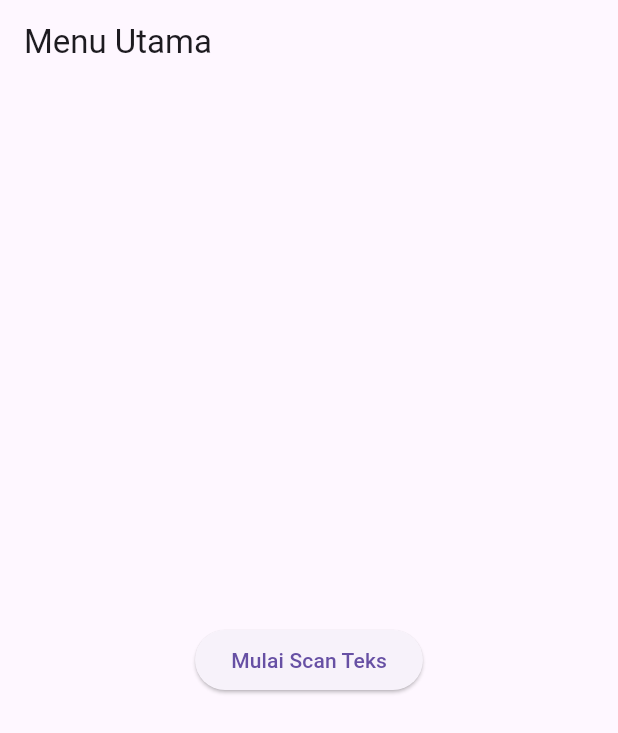
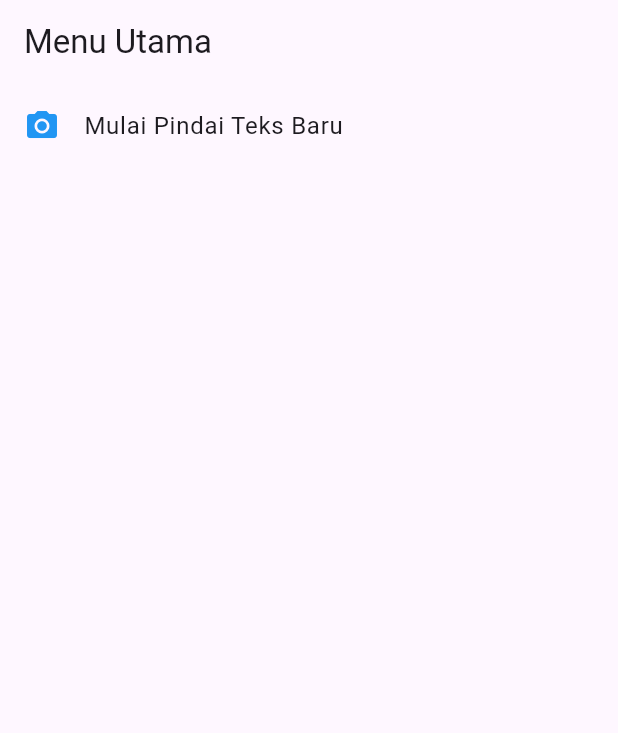
Before and after one commit to hapsariputri14/pemograman-mobile, a Flutter app: the screen it shows after launch, on a phone screen of 412 x 824 dp. Shown: the top 733 px of the screen. Run offline on Flutter 3.47's test engine with Material 3 defaults, Android fonts, the light colour scheme and no system bars; our stand-ins replace auto_size_text, camera, go_router; missing offline and left inert: google_mlkit_text_recognition.

Commit message:
UTS: Selesai Soal 1 - ListTile dan Navigasi Balik

```diff
--- a/minggu_7/ocr_sederhana/lib/screens/home_screen.dart
+++ b/minggu_7/ocr_sederhana/lib/screens/home_screen.dart
@@ -10,16 +10,19 @@ class HomeScreen extends StatelessWidget {
       appBar: AppBar(
         title: const Text('Menu Utama'),
       ),
-      body: Center(
-        child: ElevatedButton(
-          onPressed: () {
+      body: ListView(
+        children: [
+          ListTile(
+            leading: const Icon(Icons.camera_alt, color: Colors.blue),
+            title: const Text('Mulai Pindai Teks Baru'),
+            onTap: () {
               Navigator.push(
                 context,
                 MaterialPageRoute(builder: (_) => const ScanScreen()),
               );
             },
-          child: const Text('Mulai Scan Teks'),
           ),
+        ],
       ),
     );
   }
```
Also changed, not shown: minggu_7/ocr_sederhana/lib/screens/result_screen.dart (+12 -3 lines). Lines whose indentation alone changed are shown as unchanged.
